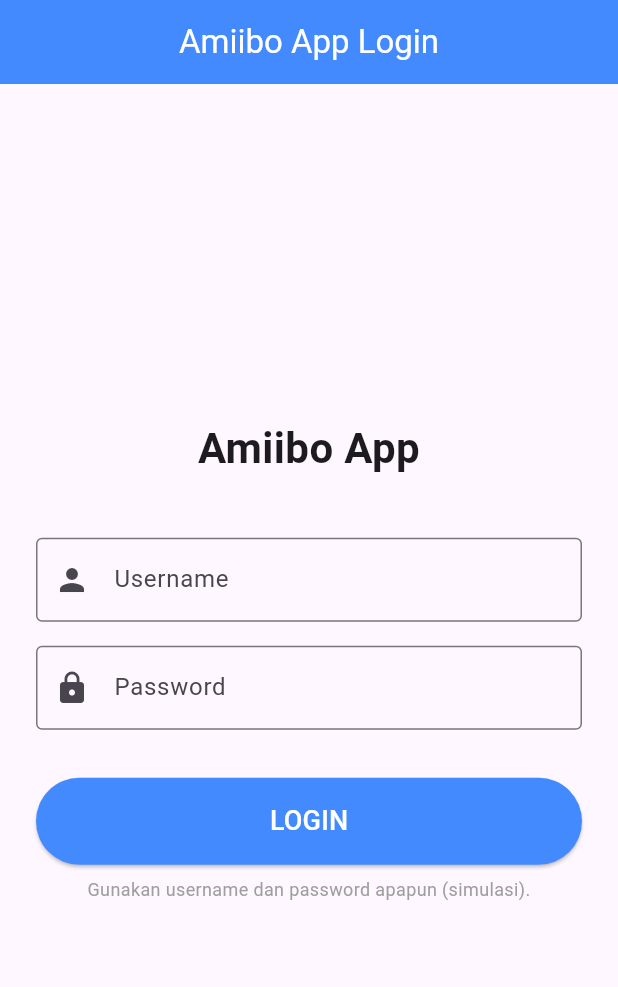
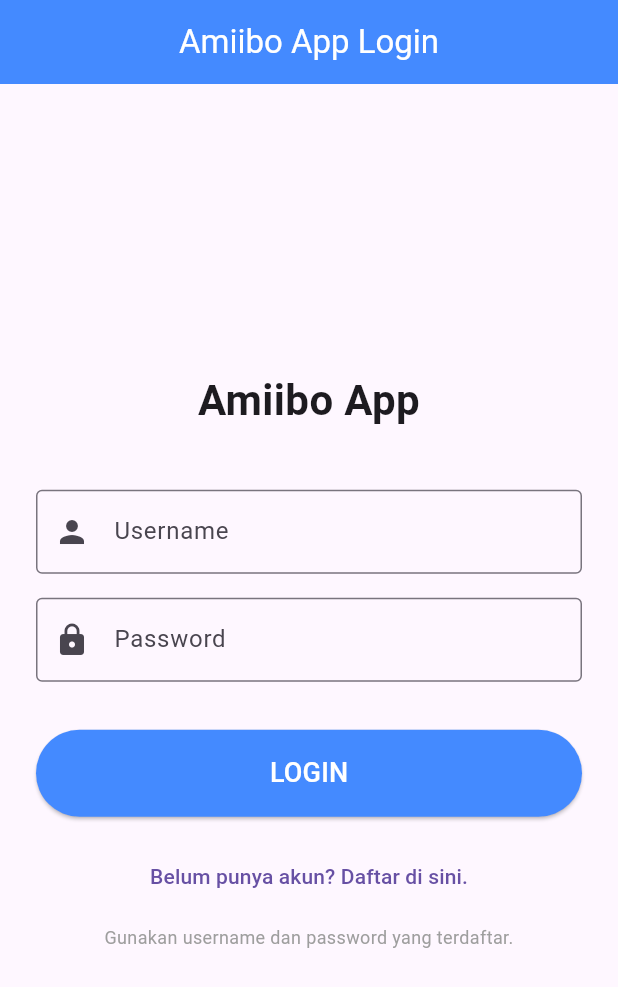
Before and after one commit to shabrinaz/latres_mobile, a Flutter app: the screen it shows after launch, on a phone screen of 412 x 824 dp. Shown: the top 987 px of the screen. Run offline on Flutter 3.47's test engine with Material 3 defaults, Android fonts, the phone set to English and light mode, and no system bars; our stand-ins replace cached_network_image, dio, flutter_local_notifications, get, hive, hive_flutter and 1 more; accounts and stored records are empty; network calls fail; statements that could not run were skipped.

Commit message:
login register

```diff
--- a/lib/main.dart
+++ b/lib/main.dart
@@ -4,12 +4,15 @@ import 'package:hive_flutter/hive_flutter.dart';
 import 'controllers/favorite_controller.dart';
 import 'controllers/home_controller.dart';
 import 'controllers/login_controller.dart';
+import 'controllers/register_controller.dart'; // Import controller baru
 import 'services/notification_service.dart';
 import 'services/auth_service.dart';
 import 'models/amiibo_model.dart';
+import 'models/user_model.dart'; // Import model baru
 import 'main_wrapper.dart';
 import 'views/detail_screen.dart';
 import 'views/login_screen.dart';
+import 'views/register_screen.dart'; // Import view baru
 
 void main() async {
   WidgetsFlutterBinding.ensureInitialized();
@@ -17,6 +20,7 @@ void main() async {
   // 1. Inisialisasi Hive dan Adapter
   await Hive.initFlutter();
   Hive.registerAdapter(AmiiboModelAdapter());
+  Hive.registerAdapter(UserModelAdapter()); // Daftarkan adapter baru
 
   // 2. Inisialisasi Services
   Get.put(NotificationService()).initialize();
@@ -30,6 +34,7 @@ void main() async {
   Get.put(HomeController());
   Get.put(FavoriteController());
   Get.put(LoginController());
+  Get.put(RegisterController()); // Inisialisasi RegisterController
 
   runApp(AmiiboApp(initialRoute: isLoggedIn ? '/' : '/login'));
 }
@@ -54,6 +59,7 @@ class AmiiboApp extends StatelessWidget {
       initialRoute: initialRoute,
       getPages: [
         GetPage(name: '/login', page: () => const LoginScreen()),
+        GetPage(name: '/register', page: () => const RegisterScreen()), // Tambahkan rute register
         GetPage(name: '/', page: () => const MainWrapper()),
         GetPage(name: '/detail', page: () => const DetailScreen()),
       ],
--- a/lib/views/login_screen.dart
+++ b/lib/views/login_screen.dart
@@ -51,9 +51,18 @@ class LoginScreen extends GetView<LoginController> {
                   ? const CircularProgressIndicator(color: Colors.white)
                   : const Text('LOGIN', style: TextStyle(fontSize: 18)),
             )),
+
+            const SizedBox(height: 16), // Tambahkan spasi
+            // --- BAGIAN INI UNTUK NAVIGASI KE REGISTER ---
+            TextButton(
+              onPressed: () => Get.toNamed('/register'),
+              child: const Text('Belum punya akun? Daftar di sini.'),
+            ),
+            // ---------------------------------------------
+
             const SizedBox(height: 8),
             const Text(
-              'Gunakan username dan password apapun (simulasi).',
+              'Gunakan username dan password yang terdaftar.',
               textAlign: TextAlign.center,
               style: TextStyle(color: Colors.grey, fontSize: 12),
             ),
```
Also changed, not shown: lib/services/auth_service.dart (+26 -3 lines), lib/models/amiibo_model.g.dart.
